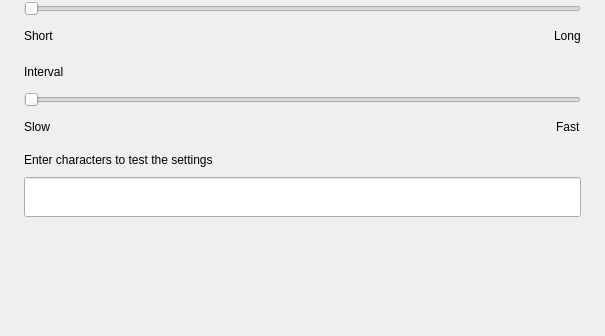
Above: plugins/keyboard/src/pages/general/general-page.ui from openeuler-mirror/kiran-control-panel before the change; both pictures show x 0 to 605 and y 161 to 497 of the 605 by 497 pixel window. Below: the same form after it.
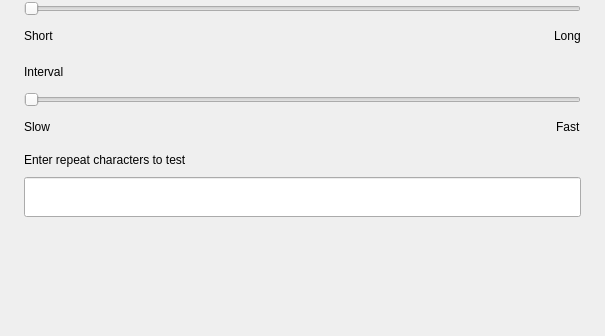
That is the form after the change. Custom widgets are drawn as their Qt base class.

Commit message:
fix(keyboard):change describtion of enter repeat chars to test
- 修改键盘设置描述:输入重复按键测试

Fixes #7581

The edit to the form file:
```diff
--- a/plugins/keyboard/src/pages/general/general-page.ui
+++ b/plugins/keyboard/src/pages/general/general-page.ui
@@ -335,7 +335,7 @@
      <item>
       <widget class="QLabel" name="label_6">
        <property name="text">
-        <string>Enter characters to test the settings</string>
+        <string>Enter repeat characters to test</string>
        </property>
       </widget>
      </item>
```
The commit also changes 2 other files.
